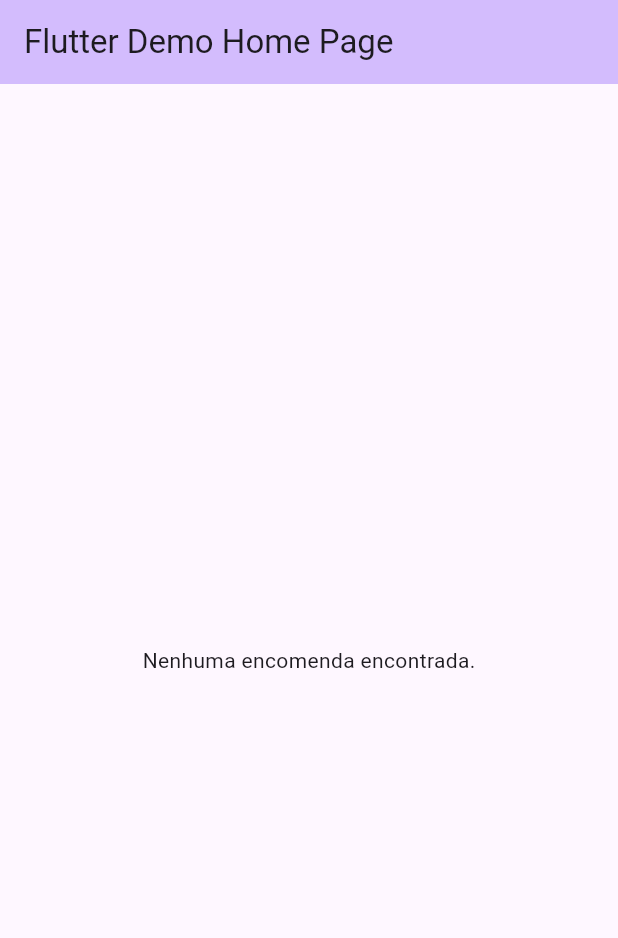
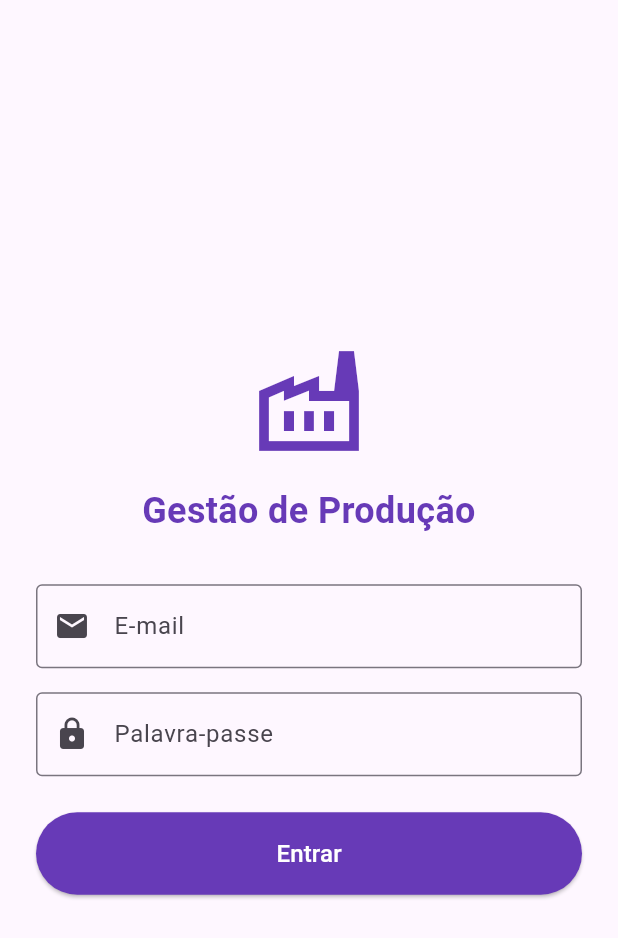
Before and after one commit to DiogoSantos04/gestao_producao_fabrica, a Flutter app: the screen it shows after launch, on a phone screen of 412 x 824 dp. Shown: the top 938 px of the screen. Run offline on Flutter 3.47's test engine with Material 3 defaults, Android fonts, the phone set to English and light mode, and no system bars; our stand-ins replace supabase_flutter; accounts and stored records are empty.

Commit message:
Pagina de login

```diff
--- a/lib/main.dart
+++ b/lib/main.dart
@@ -1,5 +1,6 @@
 import 'package:flutter/material.dart';
 import 'package:supabase_flutter/supabase_flutter.dart';
+import 'screens/login_screen.dart'; // 1. Import do ecrã de login
 
 Future<void> main() async {
   // Garante que o motor do Flutter está pronto antes de inicializar o Supabase
@@ -17,34 +18,21 @@ Future<void> main() async {
 class MyApp extends StatelessWidget {
   const MyApp({super.key});
 
-  // This widget is the root of your application.
   @override
   Widget build(BuildContext context) {
     return MaterialApp(
-      title: 'Flutter Demo',
+      title: 'Controlo de Produção',
+      debugShowCheckedModeBanner: false,
       theme: ThemeData(
-        // This is the theme of your application.
-        //
-        // TRY THIS: Try running your application with "flutter run". You'll see
-        // the application has a purple toolbar. Then, without quitting the app,
-        // try changing the seedColor in the colorScheme below to Colors.green
-        // and then invoke "hot reload" (save your changes or press the "hot
-        // reload" button in a Flutter-supported IDE, or press "r" if you used
-        // the command line to start the app).
-        //
-        // Notice that the counter didn't reset back to zero; the application
-        // state is not lost during the reload. To reset the state, use hot
-        // restart instead.
-        //
-        // This works for code too, not just values: Most code changes can be
-        // tested with just a hot reload.
-        colorScheme: .fromSeed(seedColor: Colors.deepPurple),
+        colorScheme: ColorScheme.fromSeed(seedColor: Colors.deepPurple), // Sintaxe corrigida aqui
+        useMaterial3: true,
       ),
-      home: const MyHomePage(title: 'Flutter Demo Home Page'),
+      home: const LoginScreen(), // 2. A app agora arranca na página de Login
     );
   }
 }
 
+// Mantemos o teu ecrã de listagem no main.dart para testar a transição pós-login
 class MyHomePage extends StatefulWidget {
   const MyHomePage({super.key, required this.title});
   final String title;
@@ -63,12 +51,11 @@ class _MyHomePageState extends State<MyHomePage> {
     _buscarEncomendas();
   }
 
-  // Função para testar a ligação e ler dados do Supabase
   Future<void> _buscarEncomendas() async {
     try {
       final data = await Supabase.instance.client
           .from('encomendas')
-          .select('id, codigo_rastreio, data_entrega'); // Lê os dados de teste da tabela encomendas
+          .select('id, codigo_rastreio, data_entrega');
 
       setState(() {
         _encomendas = data;
@@ -88,6 +75,20 @@ class _MyHomePageState extends State<MyHomePage> {
       appBar: AppBar(
         backgroundColor: Theme.of(context).colorScheme.inversePrimary,
         title: Text(widget.title),
+        actions: [
+          IconButton(
+            icon: const Icon(Icons.logout),
+            onPressed: () async {
+              // Função para fazer logout e voltar ao login
+              await Supabase.instance.client.auth.signOut();
+              if (mounted) {
+                Navigator.of(context).pushReplacement(
+                  MaterialPageRoute(builder: (context) => const LoginScreen()),
+                );
+              }
+            },
+          )
+        ],
       ),
       body: _isLoading
           ? const Center(child: CircularProgressIndicator())
--- /dev/null
+++ b/lib/screens/login_screen.dart
@@ -0,0 +1,161 @@
+import 'package:flutter/material.dart';
+import 'package:supabase_flutter/supabase_flutter.dart';
+import '../main.dart';
+
+class LoginScreen extends StatefulWidget {
+  const LoginScreen({super.key});
+
+  @override
+  State<LoginScreen> createState() => _LoginScreenState();
+}
+
+class _LoginScreenState extends State<LoginScreen> {
+  final _emailController = TextEditingController();
+  final _passwordController = TextEditingController();
+  bool _isLoading = false;
+
+  @override
+  void dispose() {
+    _emailController.dispose();
+    _passwordController.dispose();
+    super.dispose();
+  }
+
+  // Função para autenticar o utilizador no Supabase Auth
+  Future<void> _fazerLogin() async {
+    if (_emailController.text.trim().isEmpty || _passwordController.text.trim().isEmpty) {
+      ScaffoldMessenger.of(context).showSnackBar(
+        const SnackBar(
+          content: Text('Por favor, preencha todos os campos.'),
+          backgroundColor: Colors.orange,
+        ),
+      );
+      return;
+    }
+
+    setState(() => _isLoading = true);
+
+    try {
+      // Comunicação direta com o Supabase Auth
+      await Supabase.instance.client.auth.signInWithPassword(
+        email: _emailController.text.trim(),
+        password: _passwordController.text.trim(),
+      );
+
+      if (mounted) {
+        ScaffoldMessenger.of(context).showSnackBar(
+          const SnackBar(
+            content: Text('Login efetuado com sucesso!'),
+            backgroundColor: Colors.green,
+          ),
+        );
+
+        // Se o login for bem-sucedido, avançamos para a página com a lista de encomendas (antiga MyHomePage)
+        Navigator.of(context).pushReplacement(
+          MaterialPageRoute(
+            builder: (context) => const MyHomePage(title: 'Painel de Encomendas'),
+          ),
+        );
+      }
+    } on AuthException catch (erro) {
+      if (mounted) {
+        ScaffoldMessenger.of(context).showSnackBar(
+          SnackBar(
+            content: Text('Erro de Autenticação: ${erro.message}'),
+            backgroundColor: Colors.red,
+          ),
+        );
+      }
+    } catch (erro) {
+      if (mounted) {
+        ScaffoldMessenger.of(context).showSnackBar(
+          const SnackBar(
+            content: Text('Ocorreu um erro inesperado.'),
+            backgroundColor: Colors.red,
+          ),
+        );
+      }
+    } finally {
+      if (mounted) {
+        setState(() => _isLoading = false);
+      }
+    }
+  }
+
+  @override
+  Widget build(BuildContext context) {
+    return Scaffold(
+      body: Center(
+        child: SingleChildScrollView(
+          padding: const EdgeInsets.all(24.0),
+          child: ConstrainedBox(
+            constraints: const BoxConstraints(maxWidth: 400), // Mantém o layout responsivo e limpo para Web
+            child: Column(
+              mainAxisAlignment: MainAxisAlignment.center,
+              crossAxisAlignment: CrossAxisAlignment.stretch,
+              children: [
+                const Icon(
+                  Icons.factory_outlined,
+                  size: 80,
+                  color: Colors.deepPurple,
+                ),
+                const SizedBox(height: 16),
+                const Text(
+                  'Gestão de Produção',
+                  textAlign: TextAlign.center,
+                  style: TextStyle(
+                    fontSize: 24,
+                    fontWeight: FontWeight.bold,
+                    color: Colors.deepPurple,
+                  ),
+                ),
+                const SizedBox(height: 32),
+                TextField(
+                  controller: _emailController,
+                  decoration: const InputDecoration(
+                    labelText: 'E-mail',
+                    border: OutlineInputBorder(),
+                    prefixIcon: Icon(Icons.email),
+                  ),
+                  keyboardType: TextInputType.emailAddress,
+                ),
+                const SizedBox(height: 16),
+                TextField(
+                  controller: _passwordController,
+                  decoration: const InputDecoration(
+                    labelText: 'Palavra-passe',
+                    border: OutlineInputBorder(),
+                    prefixIcon: Icon(Icons.lock),
+                  ),
+                  obscureText: true,
+                ),
+                const SizedBox(height: 24),
+                ElevatedButton(
+                  onPressed: _isLoading ? null : _fazerLogin,
+                  style: ElevatedButton.styleFrom(
+                    padding: const EdgeInsets.symmetric(vertical: 16),
+                    backgroundColor: Colors.deepPurple,
+                    foregroundColor: Colors.white,
+                  ),
+                  child: _isLoading
+                      ? const SizedBox(
+                          height: 20,
+                          width: 20,
+                          child: CircularProgressIndicator(
+                            color: Colors.white,
+                            strokeWidth: 2,
+                          ),
+                        )
+                      : const Text(
+                          'Entrar',
+                          style: TextStyle(fontSize: 16),
+                        ),
+                ),
+              ],
+            ),
+          ),
+        ),
+      ),
+    );
+  }
+}
```
Also changed, not shown: lib/core/supabase_config.dart (added), lib/models/cliente_model.dart (added), lib/models/encomenda_model.dart (added), lib/screens/dashboard_screen.dart (added), lib/screens/detalhe_encomenda_screen.dart (added).
